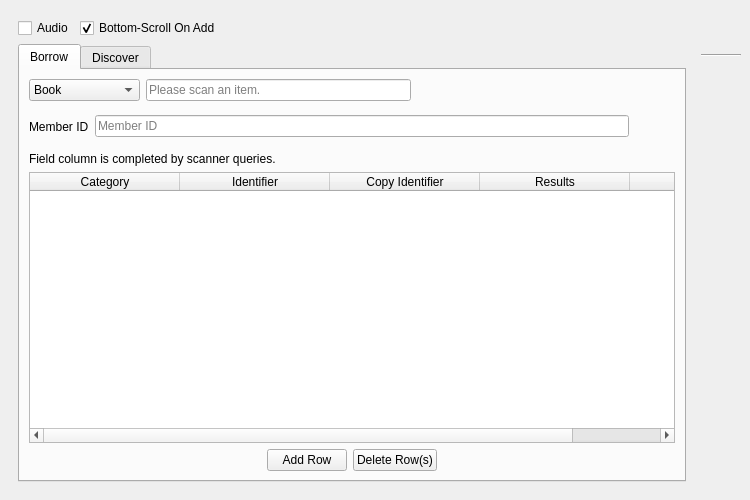
Qt form UI/biblioteq_batch_activities_browser.ui (textbrowser/biblioteq) before a commit.
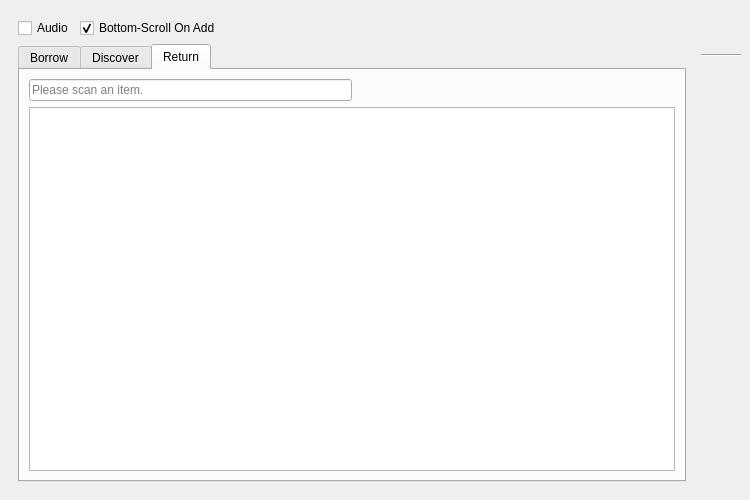
The same form after that commit. The open tabs and pages were chosen to show the change. Icons and pictures are not drawn.

Commit message: Batch returns.

```diff
--- a/UI/biblioteq_batch_activities_browser.ui
+++ b/UI/biblioteq_batch_activities_browser.ui
@@ -439,6 +439,80 @@
            </item>
           </layout>
          </widget>
+         <widget class="QWidget" name="page_return">
+          <attribute name="title">
+           <string>Return</string>
+          </attribute>
+          <layout class="QVBoxLayout" name="verticalLayout_4">
+           <item>
+            <layout class="QHBoxLayout" name="horizontalLayout_7">
+             <item>
+              <widget class="QLineEdit" name="return_scan">
+               <property name="toolTip">
+                <string>&lt;html&gt;&lt;head/&gt;&lt;body&gt;&lt;p&gt;Click in this field and scan an item. A new row will be created with the scanned identifier value. Please wait until the text hint is visible before scanning an item. Of course, you may also type an identifier and press the Enter key.&lt;/p&gt;&lt;/body&gt;&lt;/html&gt;</string>
+               </property>
+               <property name="placeholderText">
+                <string>Please scan an item.</string>
+               </property>
+               <property name="clearButtonEnabled">
+                <bool>true</bool>
+               </property>
+              </widget>
+             </item>
+             <item>
+              <spacer name="horizontalSpacer_6">
+               <property name="orientation">
+                <enum>Qt::Horizontal</enum>
+               </property>
+               <property name="sizeHint" stdset="0">
+                <size>
+                 <width>40</width>
+                 <height>20</height>
+                </size>
+               </property>
+              </spacer>
+             </item>
+            </layout>
+           </item>
+           <item>
+            <widget class="QTableWidget" name="return_table">
+             <property name="editTriggers">
+              <set>QAbstractItemView::AllEditTriggers</set>
+             </property>
+             <property name="alternatingRowColors">
+              <bool>true</bool>
+             </property>
+             <property name="selectionMode">
+              <enum>QAbstractItemView::ExtendedSelection</enum>
+             </property>
+             <property name="selectionBehavior">
+              <enum>QAbstractItemView::SelectRows</enum>
+             </property>
+             <property name="verticalScrollMode">
+              <enum>QAbstractItemView::ScrollPerPixel</enum>
+             </property>
+             <property name="horizontalScrollMode">
+              <enum>QAbstractItemView::ScrollPerPixel</enum>
+             </property>
+             <property name="cornerButtonEnabled">
+              <bool>false</bool>
+             </property>
+             <attribute name="horizontalHeaderMinimumSectionSize">
+              <number>225</number>
+             </attribute>
+             <attribute name="horizontalHeaderDefaultSectionSize">
+              <number>225</number>
+             </attribute>
+             <attribute name="horizontalHeaderStretchLastSection">
+              <bool>true</bool>
+             </attribute>
+             <attribute name="verticalHeaderVisible">
+              <bool>false</bool>
+             </attribute>
+            </widget>
+           </item>
+          </layout>
+         </widget>
         </widget>
        </item>
       </layout>
```
Left out of the diff: 2 changed lines with no effect on the pictures. The commit also changes 2 other files.
